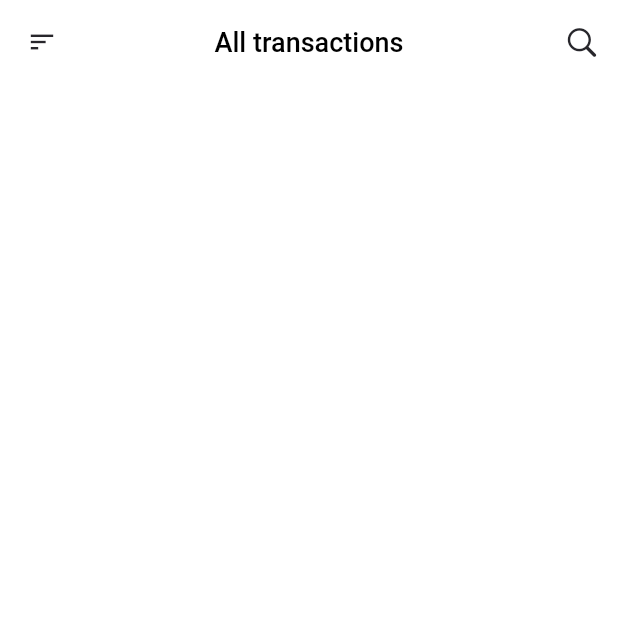
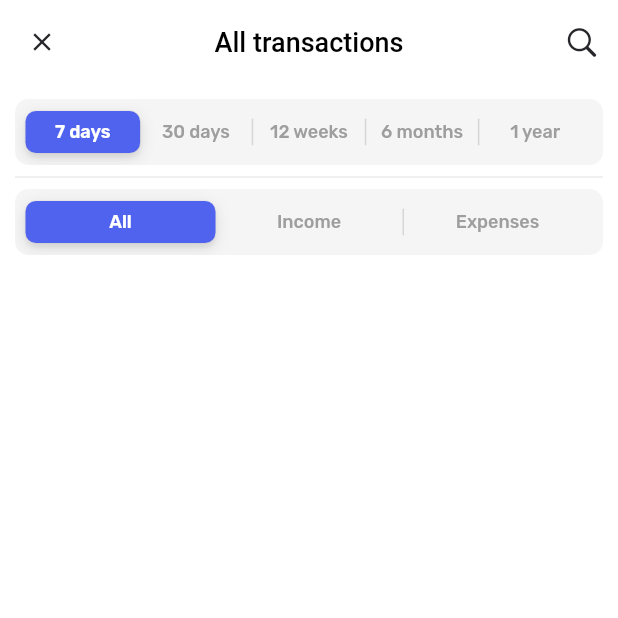
Before and after one commit to Mario06-dev/finance_tracker, a Flutter app: the RecordsScreen screen opened directly, after a tap on the "sort" icon, on a phone screen of 412 x 824 dp, the top half of it. Run offline on Flutter 3.47's test engine with Material 2 defaults, Android fonts, the phone set to English and light mode, and no system bars; our stand-ins replace cloud_firestore, firebase_auth, firebase_core, flutter_screenutil, flutter_svg, google_fonts and 1 more; accounts and stored records are empty; Roboto replaces fonts that are missing (Prompt).

Commit message:
Added filters expanded container and filtering empty class

```diff
--- /dev/null
+++ b/lib/resources/filtering_methods.dart
@@ -0,0 +1,42 @@
+/*
+
+    Methods for filtering used throughout the app for filtering variuos data.
+
+ */
+
+class FilteringMethods {
+  DateTime getFilteredDate(int timeFilter) {
+    DateTime filterDate = DateTime.now();
+    DateTime today = DateTime.now();
+    switch (timeFilter) {
+
+      // 7 Day Time Filter
+      case 0:
+        filterDate = DateTime(today.year, today.month, today.day - 7);
+        return filterDate;
+
+      // 30 Day Time Filter
+      case 1:
+        filterDate = DateTime(today.year, today.month, today.day - 30);
+        return filterDate;
+
+      // 12 Weeks Time Filter
+      case 2:
+        filterDate = DateTime(today.year, today.month, today.day - 84);
+        return filterDate;
+
+      // 6 Months Time Filter
+      case 3:
+        filterDate = DateTime(today.year, today.month - 6, today.day);
+        return filterDate;
+
+      // 1 Year Time Filter
+      case 4:
+        filterDate = DateTime(today.year - 1, today.month, today.day);
+        return filterDate;
+
+      default:
+        return DateTime.now();
+    }
+  }
+}
--- a/lib/screens/records_screen.dart
+++ b/lib/screens/records_screen.dart
@@ -17,10 +17,34 @@ class RecordsScreen extends StatefulWidget {
 }
 
 class _RecordsScreenState extends State<RecordsScreen> {
-  @override
-  Widget build(BuildContext context) {
-    // Getting current loggedIn user
-    UserModel? user = Provider.of<UserProvider>(context).getUser;
+  // Bool variable for controlling show of filters panel
+  bool filtersExpanded = false;
+
+  // Segment Controll controll values
+  int? filterTimeSegValue = 0;
+  int? filterTypeSegValue = 0;
+
+  // Building function for time segment Contianer
+  Widget buildSegmentTime(String text, int index) {
+    return Text(
+      text,
+      style: TextStyle(
+        fontSize: 12,
+        color: index == filterTimeSegValue ? Colors.white : Colors.grey,
+      ),
+    );
+  }
+
+  // Building function for type segment Contianer
+  Widget buildSegmentType(String text, int index) {
+    return Text(
+      text,
+      style: TextStyle(
+        fontSize: 12,
+        color: index == filterTypeSegValue ? Colors.white : Colors.grey,
+      ),
+    );
+  }
 
   Widget _buildTransaction(dynamic snap, Timestamp dateBefore) {
     // Current transaction date
@@ -58,12 +82,21 @@ class _RecordsScreenState extends State<RecordsScreen> {
     );
   }
 
+  @override
+  Widget build(BuildContext context) {
+    // Getting current loggedIn user
+    UserModel? user = Provider.of<UserProvider>(context).getUser;
+
     return Scaffold(
       appBar: AppBar(
         leading: IconButton(
-          onPressed: () {},
-          icon: const Icon(
-            Icons.sort,
+          onPressed: () {
+            setState(() {
+              filtersExpanded = !filtersExpanded;
+            });
+          },
+          icon: Icon(
+            filtersExpanded ? Icons.close : Icons.sort,
             size: 20,
             color: blackTextColor,
           ),
@@ -89,15 +122,78 @@ class _RecordsScreenState extends State<RecordsScreen> {
           ),
         ),
       ),
-      body: Padding(
-        padding: const EdgeInsets.all(20),
+      body: Column(
+        children: [
+          filtersExpanded
+              ? Container(
+                  padding: const EdgeInsets.all(10),
+                  decoration: BoxDecoration(
+                    color: Theme.of(context).scaffoldBackgroundColor,
+                    borderRadius: const BorderRadius.only(
+                      bottomLeft: Radius.circular(35),
+                      bottomRight: Radius.circular(35),
+                    ),
+                  ),
+                  height: 150,
+                  width: double.infinity,
+                  child: Column(
+                    children: [
+                      SizedBox(
+                        width: double.infinity,
+                        child: CupertinoSlidingSegmentedControl<int>(
+                          backgroundColor: Colors.grey.withOpacity(0.1),
+                          thumbColor: primaryColor,
+                          padding: const EdgeInsets.all(8),
+                          groupValue: filterTimeSegValue,
+                          children: {
+                            0: buildSegmentTime("7 days", 0),
+                            1: buildSegmentTime("30 days", 1),
+                            2: buildSegmentTime("12 weeks", 2),
+                            3: buildSegmentTime("6 months", 3),
+                            4: buildSegmentTime("1 year", 4),
+                          },
+                          onValueChanged: (value) {
+                            setState(() {
+                              filterTimeSegValue = value;
+                            });
+                          },
+                        ),
+                      ),
+                      const Divider(),
+                      SizedBox(
+                        width: double.infinity,
+                        child: CupertinoSlidingSegmentedControl<int>(
+                          backgroundColor: Colors.grey.withOpacity(0.1),
+                          thumbColor: primaryColor,
+                          padding: const EdgeInsets.all(8),
+                          groupValue: filterTypeSegValue,
+                          children: {
+                            0: buildSegmentType("All", 0),
+                            1: buildSegmentType("Income", 1),
+                            2: buildSegmentType("Expenses", 2),
+                          },
+                          onValueChanged: (value) {
+                            setState(() {
+                              filterTypeSegValue = value;
+                            });
+                          },
+                        ),
+                      ),
+                    ],
+                  ),
+                )
+              : Container(),
+          Expanded(
+            child: Padding(
+              padding: const EdgeInsets.symmetric(horizontal: 20),
               child: StreamBuilder(
                 stream: FirebaseFirestore.instance
                     .collection('transactions')
                     .where('uid', isEqualTo: user!.uid)
                     .snapshots(),
                 builder: (context,
-              AsyncSnapshot<QuerySnapshot<Map<String, dynamic>>> snapshot) {
+                    AsyncSnapshot<QuerySnapshot<Map<String, dynamic>>>
+                        snapshot) {
                   if (snapshot.connectionState == ConnectionState.waiting) {
                     return const Center(child: CircularProgressIndicator());
                   }
@@ -114,8 +210,8 @@ class _RecordsScreenState extends State<RecordsScreen> {
                       });
 
                       return index != 0
-                    ? _buildTransaction(
-                        trans[index].data(), trans[index - 1].data()['date'])
+                          ? _buildTransaction(trans[index].data(),
+                              trans[index - 1].data()['date'])
                           : _buildFirstTransactions(trans[index].data());
                       /* return Column(
                         children: [
@@ -133,64 +229,9 @@ class _RecordsScreenState extends State<RecordsScreen> {
                   );
                 },
               ),
-        /* ListView.builder(
-          physics: const BouncingScrollPhysics(),
-          padding: EdgeInsets.zero,
-          itemCount: 10,
-          itemBuilder: (context, index) {
-            return Column(
-              children: [
-                Container(
-                  margin: const EdgeInsets.only(top: 30, bottom: 25),
-                  child: Row(
-                    children: [
-                      Container(
-                        width: 6,
-                        height: 6,
-                        decoration: BoxDecoration(
-                          shape: BoxShape.circle,
-                          color: Colors.grey[400],
-                        ),
-                      ),
-                      const SizedBox(width: 20),
-                      const Text(
-                        'Today, 24 April',
-                        style: TextStyle(
-                          fontSize: 12,
-                          color: textColor,
             ),
           ),
         ],
-                  ),
-                ),
-                const TransListItem(
-                  icon: Icons.shopping_bag,
-                  iconColor: Colors.redAccent,
-                  title: 'Supermaket',
-                  color: Colors.blue,
-                  description: 'Wolt West',
-                  amount: 45.67,
-                ),
-                const TransListItem(
-                  iconColor: Colors.blueAccent,
-                  icon: Icons.car_crash,
-                  title: 'Restaurant Dining',
-                  color: Colors.red,
-                  description: 'Riviera restoran',
-                  amount: 430.52,
-                ),
-                const TransListItem(
-                  iconColor: Colors.greenAccent,
-                  icon: Icons.shopping_bag,
-                  title: 'Taxes',
-                  color: Colors.brown,
-                  description: 'Porez na dohodak',
-                  amount: 98.48,
-                ),
-              ],
-            );
-          },
-        ), */
       ),
     );
   }
```
Lines whose indentation alone changed are shown as unchanged.
